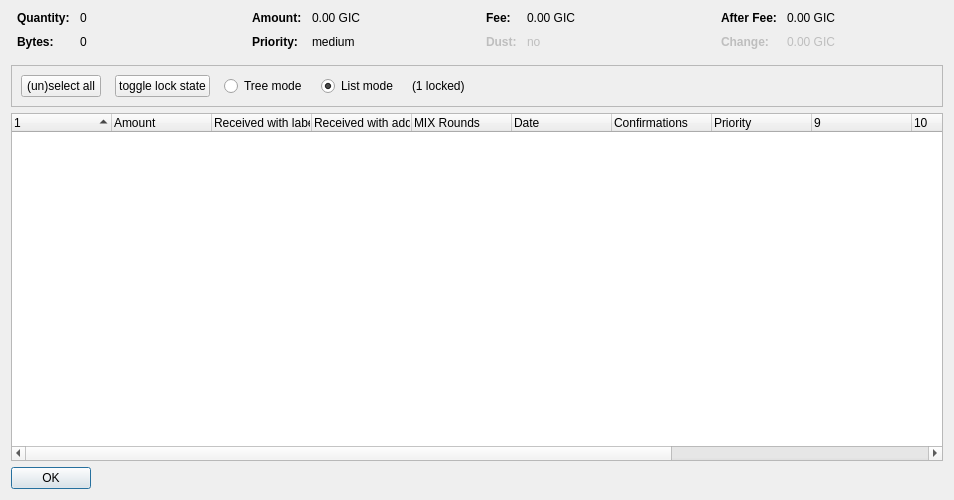
Old version of the form src/qt/forms/coincontroldialog.ui in the repository GiantPay/GiantCore.
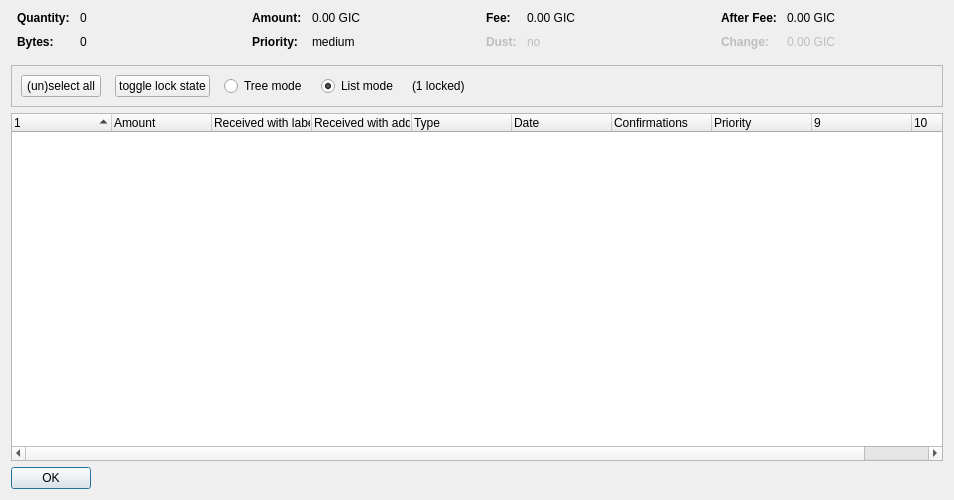
New version of the form. Custom widgets are drawn as their Qt base class.

```diff
--- a/src/qt/forms/coincontroldialog.ui
+++ b/src/qt/forms/coincontroldialog.ui
@@ -447,7 +447,7 @@
       <bool>false</bool>
      </property>
      <property name="columnCount">
-      <number>13</number>
+      <number>10</number>
      </property>
      <attribute name="headerShowSortIndicator" stdset="0">
       <bool>true</bool>
@@ -477,7 +477,7 @@
      </column>
      <column>
       <property name="text">
-       <string>MIX Rounds</string>
+       <string>Type</string>
       </property>
      </column>
      <column>
@@ -508,21 +508,6 @@
        <string/>
       </property>
      </column>
-     <column>
-      <property name="text">
-       <string/>
-      </property>
-     </column>
-     <column>
-      <property name="text">
-       <string/>
-      </property>
-     </column>
-     <column>
-      <property name="text">
-       <string/>
-      </property>
-     </column>
     </widget>
    </item>
    <item>
```
